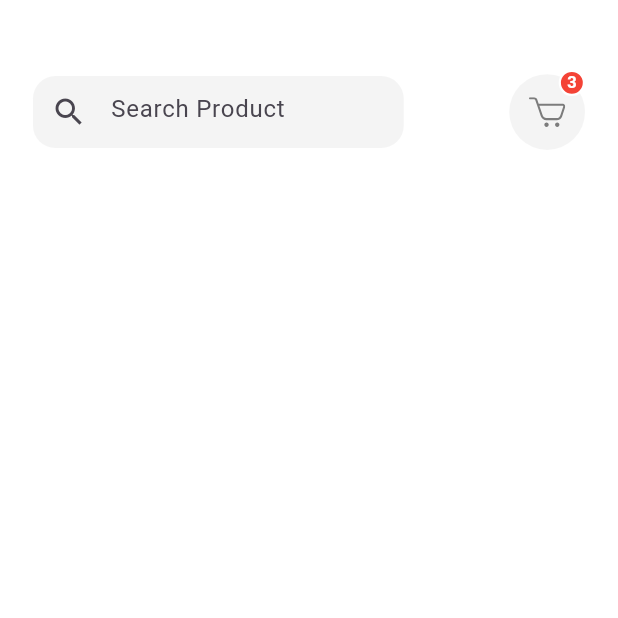
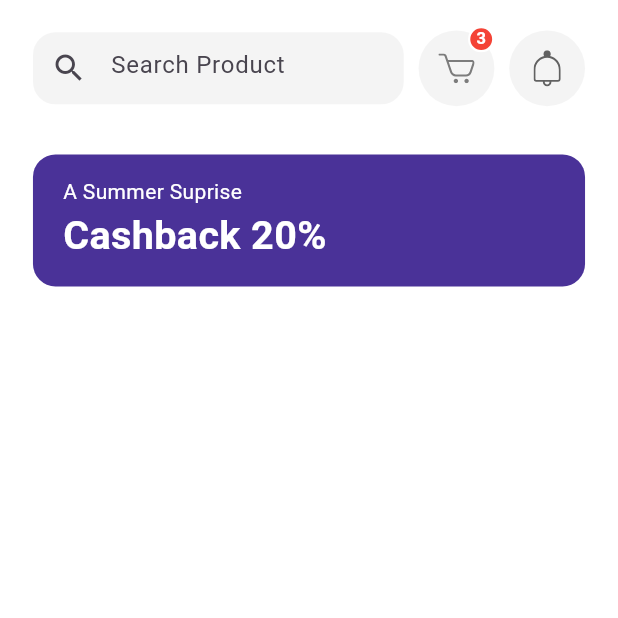
Before and after one commit to emRival/ui-ecommerce, a Flutter app: the HomeScreen screen opened by its route, on a phone screen of 412 x 824 dp, the top half of it. Run offline on Flutter 3.47's test engine with Material 3 defaults, Android fonts, the phone set to English and light mode, and no system bars; our stand-ins replace flutter_svg; Roboto replaces fonts that are missing (Muli).

Commit message:
home header : done

```diff
--- a/lib/main.dart
+++ b/lib/main.dart
@@ -13,6 +13,7 @@ class MainApp extends StatelessWidget {
   @override
   Widget build(BuildContext context) {
     return MaterialApp(
+      debugShowCheckedModeBanner: false,
       theme: themeData(),
       initialRoute: SplashScreen.routeName,
       routes: routes,
--- a/lib/screens/home/components/body.dart
+++ b/lib/screens/home/components/body.dart
@@ -1,6 +1,7 @@
 import 'package:flutter/material.dart';
 import 'package:flutter_svg/svg.dart';
 import 'package:ui_ecommerce/constant.dart';
+import 'package:ui_ecommerce/screens/home/components/header_home_part.dart';
 import 'package:ui_ecommerce/size_config.dart';
 
 class Body extends StatelessWidget {
@@ -12,53 +13,31 @@ class Body extends StatelessWidget {
         child: SingleChildScrollView(
       child: Column(
         children: [
-          SizedBox(
-            height: SizeConfig.screenHeight * 0.06,
-          ),
-          Padding(
-            padding: EdgeInsets.symmetric(horizontal: getPropScreenWidth(20)),
-            child: Row(
-              mainAxisAlignment: MainAxisAlignment.spaceBetween,
-              children: [
-                const SearchField(),
-                Stack(
-                  clipBehavior: Clip.none,
-                  children: [
-                    Container(
-                      height: getPropScreenWidth(46),
-                      width: getPropScreenWidth(46),
-                      padding: EdgeInsets.all(getPropScreenWidth(12)),
-                      decoration: BoxDecoration(
-                        color: kSecondaryColor.withOpacity(0.1),
-                        shape: BoxShape.circle,
-                      ),
-                      child: SvgPicture.asset("assets/icons/Cart Icon.svg"),
-                    ),
-                    Positioned(
-                        right: 0,
-                        top: -3,
-                        child: Container(
-                          width: getPropScreenWidth(16),
-                          height: getPropScreenWidth(16),
-                          decoration: BoxDecoration(
-                            color: Colors.red,
-                            shape: BoxShape.circle,
-                            border: Border.all(width: 1.5, color: Colors.white),
-                          ),
-                          child: Center(
-                            child: Text(
-                              "3",
-                              style: TextStyle(
-                                  fontSize: getPropScreenWidth(10),
-                                  color: Colors.white,
-                                  height: 1,
-                                  fontWeight: FontWeight.w600),
-                            ),
-                          ),
-                        ))
-                  ],
-                )
-              ],
+          SizedBox(height: getPropScreenHeight(20)),
+          const HeaderHomePart(),
+          SizedBox(height: getPropScreenHeight(10)),
+          Container(
+            width: double.infinity,
+            // height: 90,
+            padding: const EdgeInsets.symmetric(horizontal: 20, vertical: 15),
+            margin: EdgeInsets.all(getPropScreenWidth(20)),
+            decoration: BoxDecoration(
+              color: Color(0xff4a3298),
+              borderRadius: BorderRadius.circular(15),
+            ),
+            child: Text.rich(
+              TextSpan(
+                style: const TextStyle(color: Colors.white),
+                children: [
+                  const TextSpan(text: "A Summer Suprise\n"),
+                  TextSpan(
+                    text: "Cashback 20%",
+                    style: TextStyle(
+                        fontSize: getPropScreenWidth(24),
+                        fontWeight: FontWeight.bold),
+                  ),
+                ],
+              ),
             ),
           )
         ],
@@ -66,31 +45,3 @@ class Body extends StatelessWidget {
     ));
   }
 }
-
-class SearchField extends StatelessWidget {
-  const SearchField({
-    super.key,
-  });
-
-  @override
-  Widget build(BuildContext context) {
-    return Container(
-      width: SizeConfig.screenWidth * 0.6,
-      decoration: BoxDecoration(
-          color: kSecondaryColor.withOpacity(0.1),
-          borderRadius: BorderRadius.circular(15)),
-      child: TextField(
-        onChanged: (value) {},
-        decoration: InputDecoration(
-            contentPadding: EdgeInsets.symmetric(
-                horizontal: getPropScreenWidth(20),
-                vertical: getPropScreenWidth(9)),
-            border: InputBorder.none,
-            focusedBorder: InputBorder.none,
-            enabledBorder: InputBorder.none,
-            hintText: "Search Product",
-            prefixIcon: const Icon(Icons.search)),
-      ),
-    );
-  }
-}
--- /dev/null
+++ b/lib/screens/home/components/header_home_part.dart
@@ -0,0 +1,32 @@
+import 'package:flutter/material.dart';
+import 'package:flutter_svg/svg.dart';
+import 'package:ui_ecommerce/constant.dart';
+import 'package:ui_ecommerce/screens/home/components/icon_with_trigger.dart';
+import 'package:ui_ecommerce/screens/home/components/search_field.dart';
+import 'package:ui_ecommerce/size_config.dart';
+
+class HeaderHomePart extends StatelessWidget {
+  const HeaderHomePart({
+    super.key,
+  });
+
+  @override
+  Widget build(BuildContext context) {
+    return Padding(
+      padding: EdgeInsets.symmetric(horizontal: getPropScreenWidth(20)),
+      child: const Row(
+        mainAxisAlignment: MainAxisAlignment.spaceBetween,
+        children: [
+          SearchField(),
+          IconWithTrigger(
+            svgIcon: "assets/icons/Cart Icon.svg",
+            trigger: "3",
+          ),
+          IconWithTrigger(
+            svgIcon: "assets/icons/Bell.svg",
+          ),
+        ],
+      ),
+    );
+  }
+}
--- /dev/null
+++ b/lib/screens/home/components/icon_with_trigger.dart
@@ -0,0 +1,57 @@
+import 'package:flutter/material.dart';
+import 'package:flutter_svg/svg.dart';
+import 'package:ui_ecommerce/constant.dart';
+import 'package:ui_ecommerce/size_config.dart';
+
+class IconWithTrigger extends StatelessWidget {
+  const IconWithTrigger({
+    super.key,
+    required this.svgIcon,
+    this.trigger,
+  });
+
+  final String svgIcon;
+  final String? trigger;
+
+  @override
+  Widget build(BuildContext context) {
+    return Stack(
+      clipBehavior: Clip.none,
+      children: [
+        Container(
+          height: getPropScreenWidth(46),
+          width: getPropScreenWidth(46),
+          padding: EdgeInsets.all(getPropScreenWidth(12)),
+          decoration: BoxDecoration(
+            color: kSecondaryColor.withOpacity(0.1),
+            shape: BoxShape.circle,
+          ),
+          child: SvgPicture.asset(svgIcon),
+        ),
+        if (trigger != null)
+          Positioned(
+              right: 0,
+              top: -3,
+              child: Container(
+                width: getPropScreenWidth(16),
+                height: getPropScreenWidth(16),
+                decoration: BoxDecoration(
+                  color: Colors.red,
+                  shape: BoxShape.circle,
+                  border: Border.all(width: 1.5, color: Colors.white),
+                ),
+                child: Center(
+                  child: Text(
+                    trigger!,
+                    style: TextStyle(
+                        fontSize: getPropScreenWidth(10),
+                        color: Colors.white,
+                        height: 1,
+                        fontWeight: FontWeight.w600),
+                  ),
+                ),
+              ))
+      ],
+    );
+  }
+}
--- /dev/null
+++ b/lib/screens/home/components/search_field.dart
@@ -0,0 +1,31 @@
+import 'package:flutter/material.dart';
+import 'package:ui_ecommerce/constant.dart';
+import 'package:ui_ecommerce/size_config.dart';
+
+class SearchField extends StatelessWidget {
+  const SearchField({
+    super.key,
+  });
+
+  @override
+  Widget build(BuildContext context) {
+    return Container(
+      width: SizeConfig.screenWidth * 0.6,
+      decoration: BoxDecoration(
+          color: kSecondaryColor.withOpacity(0.1),
+          borderRadius: BorderRadius.circular(15)),
+      child: TextField(
+        onChanged: (value) {},
+        decoration: InputDecoration(
+            contentPadding: EdgeInsets.symmetric(
+                horizontal: getPropScreenWidth(20),
+                vertical: getPropScreenWidth(9)),
+            border: InputBorder.none,
+            focusedBorder: InputBorder.none,
+            enabledBorder: InputBorder.none,
+            hintText: "Search Product",
+            prefixIcon: const Icon(Icons.search)),
+      ),
+    );
+  }
+}
```
